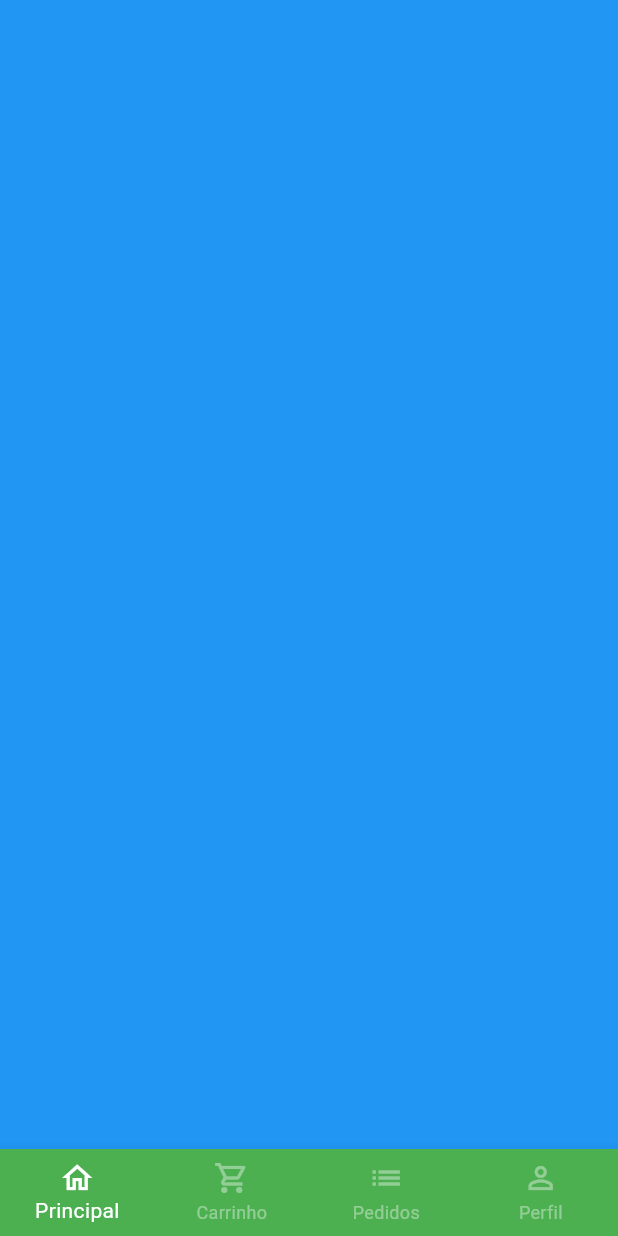
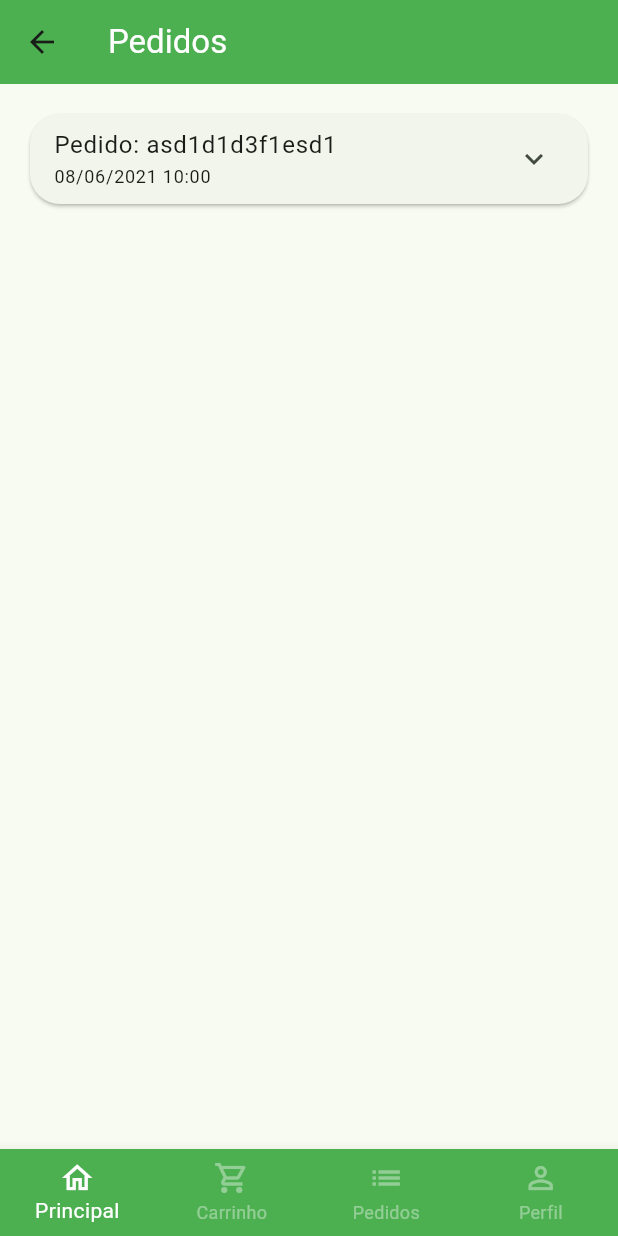
Before and after one commit to ribeiro-paulo/greengrocer-app, a Flutter app: the BaseScreen screen opened directly, swiped to page 3, on a phone screen of 412 x 824 dp. Run offline on Flutter 3.47's test engine with Material 3 defaults, Android fonts, the phone set to English and light mode, and no system bars; our stand-ins replace animated_text_kit, mask_text_input_formatter.

Commit message:
feat: order tab

```diff
--- a/lib/src/config/app_data.dart
+++ b/lib/src/config/app_data.dart
@@ -1,5 +1,6 @@
 import 'package:greemgrocer/src/models/cart_item_model.dart';
 import 'package:greemgrocer/src/models/item.model.dart';
+import 'package:greemgrocer/src/models/order_model.dart';
 import 'package:greemgrocer/src/models/user_model.dart';
 
 ItemModel apple = ItemModel(
@@ -86,3 +87,15 @@ UserModel user = UserModel(
     phone: "9999999999",
     cpf: '12345678912',
     password: '15165416516');
+
+List<OrderModel> orders = [
+  OrderModel(
+    id: 'asd1d1d3f1esd1',
+    createdDateTime: DateTime.parse('2021-06-08 10:00:10.45'),
+    overdueDateTime: DateTime.parse('2021-06-08 11:00:10.45'),
+    items: cartItems,
+    status: 'pending_payment',
+    copyAndPaste: 'asdqwasdqdefga181b',
+    total: 0,
+  )
+];
--- /dev/null
+++ b/lib/src/models/order_model.dart
@@ -0,0 +1,21 @@
+import 'package:greemgrocer/src/models/cart_item_model.dart';
+
+class OrderModel {
+  String id;
+  DateTime createdDateTime;
+  DateTime overdueDateTime;
+  List<CartItemModel> items;
+  String status;
+  String copyAndPaste;
+  double total;
+
+  OrderModel({
+    required this.id,
+    required this.createdDateTime,
+    required this.overdueDateTime,
+    required this.items,
+    required this.status,
+    required this.copyAndPaste,
+    required this.total,
+  });
+}
--- a/lib/src/pages/base/base_screen.dart
+++ b/lib/src/pages/base/base_screen.dart
@@ -1,6 +1,7 @@
 import 'package:flutter/material.dart';
 import 'package:greemgrocer/src/pages/cart/cart_tab.dart';
 import 'package:greemgrocer/src/pages/home/home_tab.dart';
+import 'package:greemgrocer/src/pages/orders/orders_tab.dart';
 import 'package:greemgrocer/src/pages/profile/profile_tab.dart';
 
 class BaseScreen extends StatefulWidget {
@@ -20,11 +21,11 @@ class _BaseScreenState extends State<BaseScreen> {
       body: PageView(
         physics: const NeverScrollableScrollPhysics(),
         controller: pageController,
-        children: [
-          const HomeTab(),
-          const CartTab(),
-          Container(color: Colors.blue),
-          const ProfileTab(),
+        children: const [
+          HomeTab(),
+          CartTab(),
+          OrdersTab(),
+          ProfileTab(),
         ],
       ),
       bottomNavigationBar: BottomNavigationBar(
--- /dev/null
+++ b/lib/src/pages/orders/components/order_tile.dart
@@ -0,0 +1,41 @@
+import 'package:flutter/material.dart';
+import 'package:greemgrocer/src/models/order_model.dart';
+import 'package:greemgrocer/src/services/utils_services.dart';
+
+class OrderTile extends StatelessWidget {
+  final OrderModel order;
+  OrderTile({
+    super.key,
+    required this.order,
+  });
+
+  final UtilsService utilsService = UtilsService();
+
+  @override
+  Widget build(BuildContext context) {
+    return Card(
+      shape: RoundedRectangleBorder(borderRadius: BorderRadius.circular(20)),
+      child: Theme(
+        data: Theme.of(context).copyWith(dividerColor: Colors.transparent),
+        child: ExpansionTile(
+          title: Column(
+            crossAxisAlignment: CrossAxisAlignment.start,
+            mainAxisSize: MainAxisSize.min,
+            children: [
+              Text('Pedido: ${order.id}'),
+              Text(
+                utilsService.formatDateTime(order.createdDateTime),
+                style: const TextStyle(fontSize: 12),
+              ),
+            ],
+          ),
+          children: [
+            SizedBox(
+              height: 100,
+            )
+          ],
+        ),
+      ),
+    );
+  }
+}
--- /dev/null
+++ b/lib/src/pages/orders/orders_tab.dart
@@ -0,0 +1,30 @@
+import 'package:flutter/material.dart';
+import 'package:greemgrocer/src/config/app_data.dart' as app_data;
+import 'package:greemgrocer/src/pages/orders/components/order_tile.dart';
+
+class OrdersTab extends StatelessWidget {
+  const OrdersTab({super.key});
+
+  @override
+  Widget build(BuildContext context) {
+    return Scaffold(
+      appBar: AppBar(
+        title: const Text(
+          "Pedidos",
+          style: TextStyle(color: Colors.white),
+        ),
+        backgroundColor: Colors.green,
+      ),
+      body: ListView.separated(
+          padding: const EdgeInsetsDirectional.all(16),
+          physics: const BouncingScrollPhysics(),
+          itemBuilder: (_, index) => OrderTile(
+                order: app_data.orders[index],
+              ),
+          separatorBuilder: (_, index) => const SizedBox(
+                height: 10,
+              ),
+          itemCount: app_data.orders.length),
+    );
+  }
+}
--- a/lib/src/services/utils_services.dart
+++ b/lib/src/services/utils_services.dart
@@ -1,8 +1,15 @@
 import 'package:intl/intl.dart';
+import 'package:intl/date_symbol_data_local.dart';
 
 class UtilsService {
   String priceToCurrency(double price) {
     NumberFormat numberFormat = NumberFormat.simpleCurrency(locale: 'pt_BR');
     return numberFormat.format(price);
   }
+
+  String formatDateTime(DateTime dateTime) {
+    initializeDateFormatting();
+    DateFormat dateFormat = DateFormat.yMd('pt_BR').add_Hm();
+    return dateFormat.format(dateTime);
+  }
 }
```
